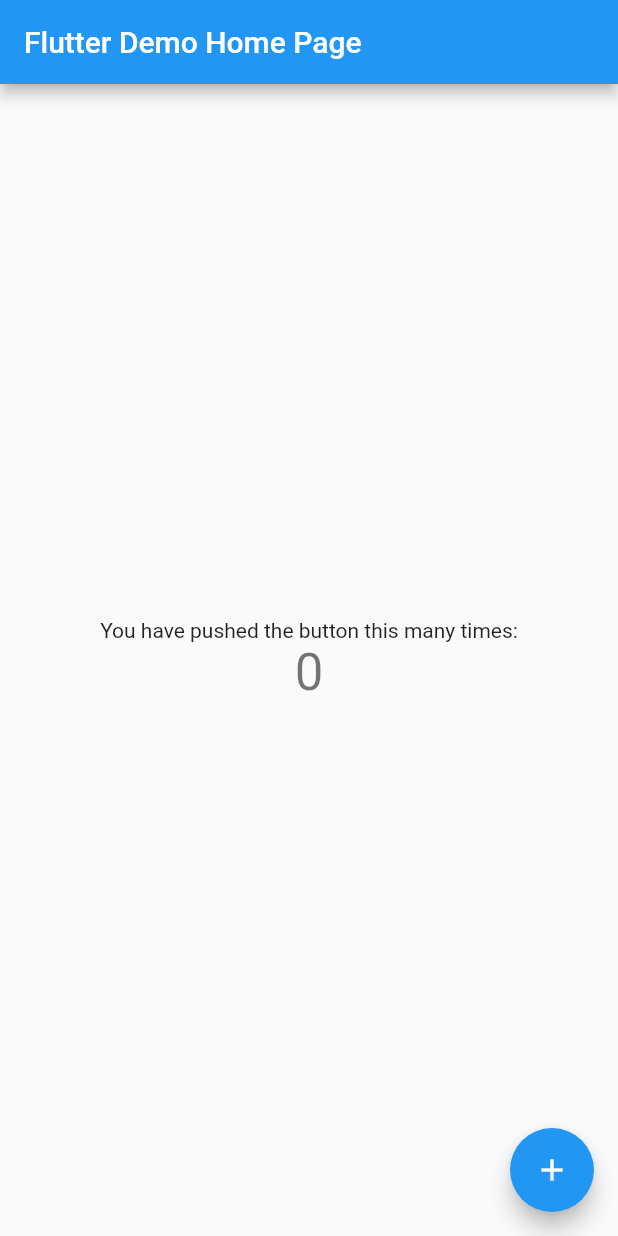
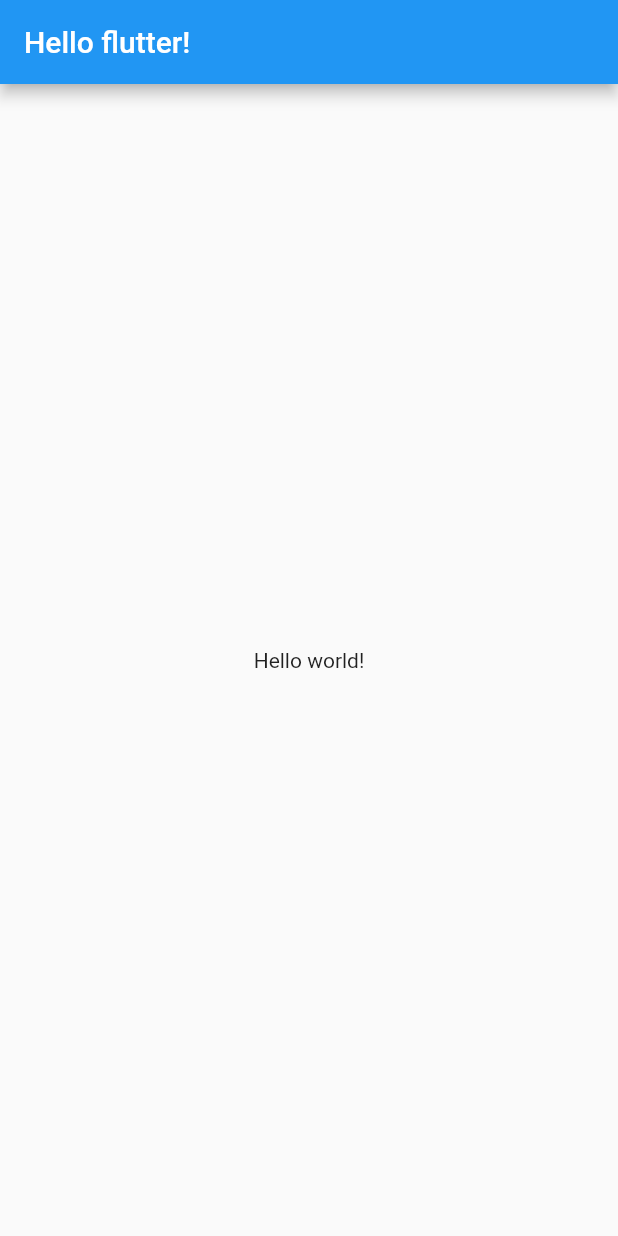
Before and after one commit to hyungraelee/Flutter_basic, a Flutter app: the screen it shows after launch, on a phone screen of 412 x 824 dp. Run offline on Flutter 3.47's test engine with Material 2 defaults, Android fonts, the phone set to English and light mode, and no system bars.

Commit message:
2.3 Hello World(nomadcoders)

```diff
--- a/toonflix/lib/main.dart
+++ b/toonflix/lib/main.dart
@@ -1,115 +1,22 @@
+import 'package:flutter/cupertino.dart';
 import 'package:flutter/material.dart';
 
 void main() {
-  runApp(const MyApp());
+  runApp(App());
 }
 
-class MyApp extends StatelessWidget {
-  const MyApp({super.key});
-
-  // This widget is the root of your application.
+class App extends StatelessWidget {
   @override
   Widget build(BuildContext context) {
     return MaterialApp(
-      title: 'Flutter Demo',
-      theme: ThemeData(
-        // This is the theme of your application.
-        //
-        // Try running your application with "flutter run". You'll see the
-        // application has a blue toolbar. Then, without quitting the app, try
-        // changing the primarySwatch below to Colors.green and then invoke
-        // "hot reload" (press "r" in the console where you ran "flutter run",
-        // or simply save your changes to "hot reload" in a Flutter IDE).
-        // Notice that the counter didn't reset back to zero; the application
-        // is not restarted.
-        primarySwatch: Colors.blue,
+      home: Scaffold(
+        appBar: AppBar(
+          title: Text('Hello flutter!'),
+        ),
+        body: Center(
+          child: Text('Hello world!'),
+        ),
       ),
-      home: const MyHomePage(title: 'Flutter Demo Home Page'),
     );
   }
 }
-
-class MyHomePage extends StatefulWidget {
-  const MyHomePage({super.key, required this.title});
-
-  // This widget is the home page of your application. It is stateful, meaning
-  // that it has a State object (defined below) that contains fields that affect
-  // how it looks.
-
-  // This class is the configuration for the state. It holds the values (in this
-  // case the title) provided by the parent (in this case the App widget) and
-  // used by the build method of the State. Fields in a Widget subclass are
-  // always marked "final".
-
-  final String title;
-
-  @override
-  State<MyHomePage> createState() => _MyHomePageState();
-}
-
-class _MyHomePageState extends State<MyHomePage> {
-  int _counter = 0;
-
-  void _incrementCounter() {
-    setState(() {
-      // This call to setState tells the Flutter framework that something has
-      // changed in this State, which causes it to rerun the build method below
-      // so that the display can reflect the updated values. If we changed
-      // _counter without calling setState(), then the build method would not be
-      // called again, and so nothing would appear to happen.
-      _counter++;
-    });
-  }
-
-  @override
-  Widget build(BuildContext context) {
-    // This method is rerun every time setState is called, for instance as done
-    // by the _incrementCounter method above.
-    //
-    // The Flutter framework has been optimized to make rerunning build methods
-    // fast, so that you can just rebuild anything that needs updating rather
-    // than having to individually change instances of widgets.
-    return Scaffold(
-      appBar: AppBar(
-        // Here we take the value from the MyHomePage object that was created by
-        // the App.build method, and use it to set our appbar title.
-        title: Text(widget.title),
-      ),
-      body: Center(
-        // Center is a layout widget. It takes a single child and positions it
-        // in the middle of the parent.
-        child: Column(
-          // Column is also a layout widget. It takes a list of children and
-          // arranges them vertically. By default, it sizes itself to fit its
-          // children horizontally, and tries to be as tall as its parent.
-          //
-          // Invoke "debug painting" (press "p" in the console, choose the
-          // "Toggle Debug Paint" action from the Flutter Inspector in Android
-          // Studio, or the "Toggle Debug Paint" command in Visual Studio Code)
-          // to see the wireframe for each widget.
-          //
-          // Column has various properties to control how it sizes itself and
-          // how it positions its children. Here we use mainAxisAlignment to
-          // center the children vertically; the main axis here is the vertical
-          // axis because Columns are vertical (the cross axis would be
-          // horizontal).
-          mainAxisAlignment: MainAxisAlignment.center,
-          children: <Widget>[
-            const Text(
-              'You have pushed the button this many times:',
-            ),
-            Text(
-              '$_counter',
-              style: Theme.of(context).textTheme.headlineMedium,
-            ),
-          ],
-        ),
-      ),
-      floatingActionButton: FloatingActionButton(
-        onPressed: _incrementCounter,
-        tooltip: 'Increment',
-        child: const Icon(Icons.add),
-      ), // This trailing comma makes auto-formatting nicer for build methods.
-    );
-  }
-}
```
